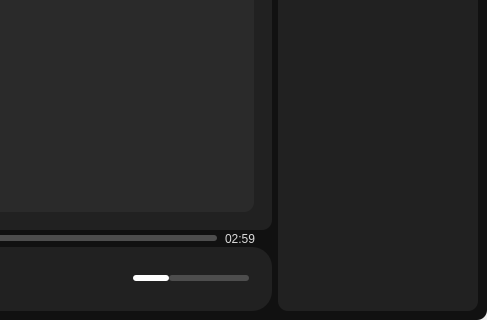
The window that widget.ui (Zarkec/Melody) describes before a commit, drawn with Qt 5; both pictures show x 680 to 1167 and y 372 to 692 of the 1167 by 692 pixel window.
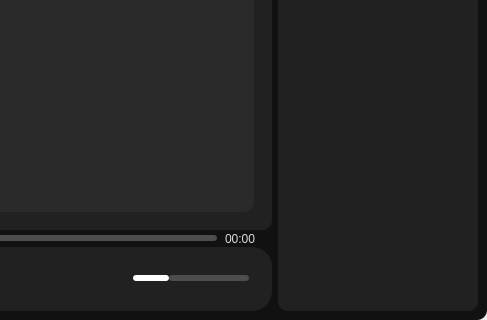
The same window after the commit. Icons and pictures are not drawn.

Diff of the .ui file:
```diff
--- a/widget.ui
+++ b/widget.ui
@@ -343,7 +343,7 @@
                   <string notr="true">color: rgb(219, 219, 219);</string>
                  </property>
                  <property name="text">
-                  <string>02:59</string>
+                  <string>00:00</string>
                  </property>
                 </widget>
                </item>
```
